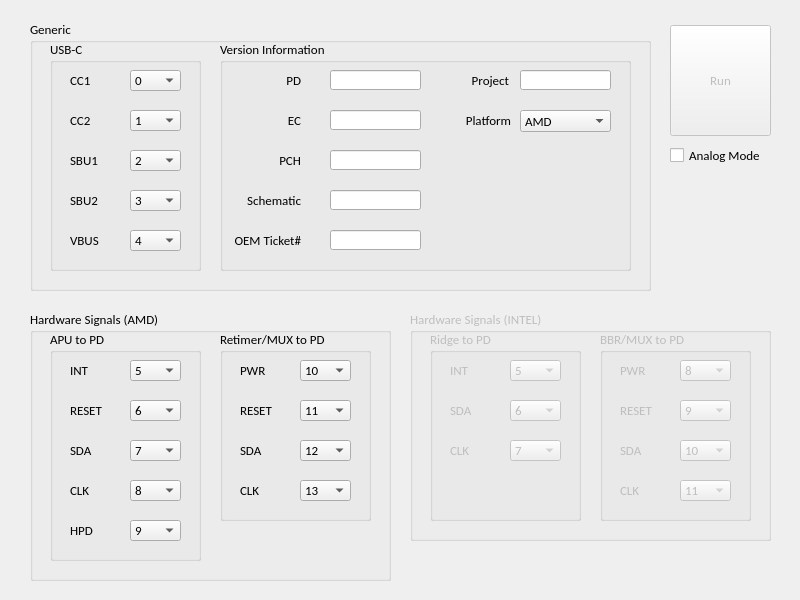
Old version of the form ui.ui in the repository IFTWTraven/py_automation_saleae.
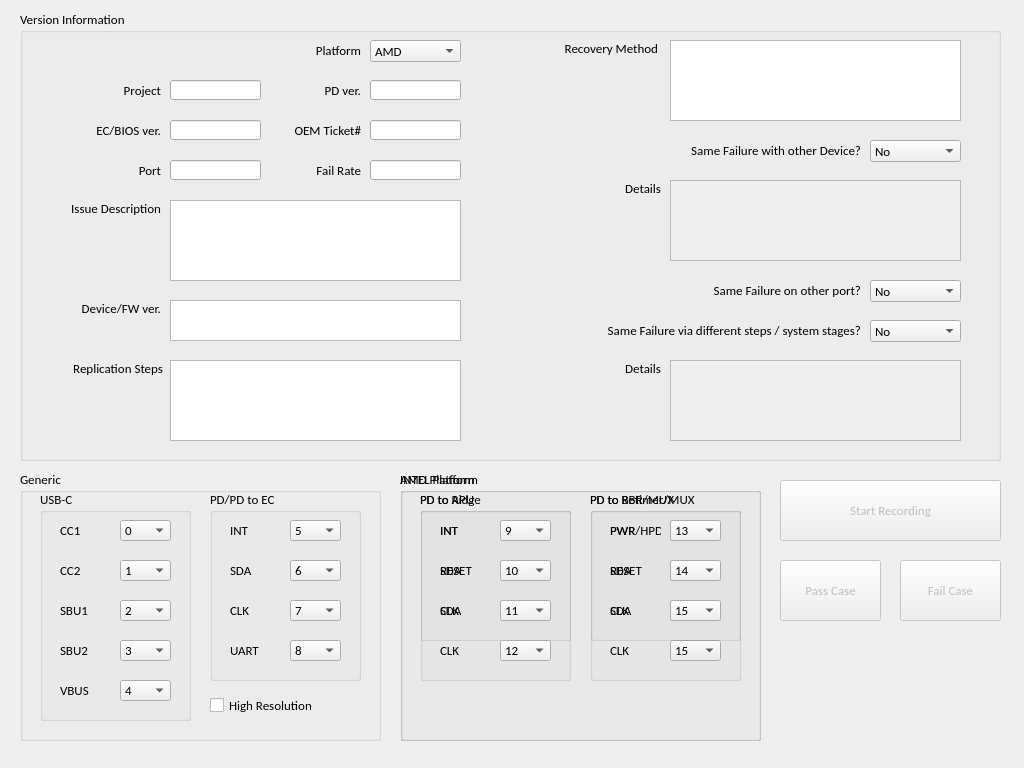
New version of the form. Icons and pictures are not drawn.

Diff of the .ui file:
```diff
--- a/ui.ui
+++ b/ui.ui
@@ -6,20 +6,20 @@
    <rect>
     <x>0</x>
     <y>0</y>
-    <width>800</width>
-    <height>600</height>
+    <width>1024</width>
+    <height>768</height>
    </rect>
   </property>
   <property name="minimumSize">
    <size>
-    <width>800</width>
-    <height>600</height>
+    <width>1024</width>
+    <height>768</height>
    </size>
   </property>
   <property name="maximumSize">
    <size>
-    <width>800</width>
-    <height>600</height>
+    <width>1024</width>
+    <height>768</height>
    </size>
   </property>
   <property name="font">
@@ -32,27 +32,26 @@
    <string>IFTW PD Logger v1.1</string>
   </property>
   <property name="windowIcon">
-   <iconset>
-    <normalon>:/img/docs/IFX_logo.ico</normalon>
-   </iconset>
+   <iconset resource="ui.qrc">
+    <normaloff>:/img/docs/IFX_logo.ico</normaloff>:/img/docs/IFX_logo.ico</iconset>
   </property>
   <property name="styleSheet">
    <string notr="true"/>
   </property>
   <widget class="QGroupBox" name="gB_INTEL">
    <property name="enabled">
-    <bool>false</bool>
+    <bool>true</bool>
    </property>
    <property name="geometry">
     <rect>
-     <x>410</x>
-     <y>310</y>
+     <x>400</x>
+     <y>470</y>
      <width>361</width>
-     <height>231</height>
+     <height>271</height>
     </rect>
    </property>
    <property name="title">
-    <string>Hardware Signals (INTEL)</string>
+    <string>INTEL Platform</string>
    </property>
    <widget class="QGroupBox" name="gB_Ridge">
     <property name="geometry">
@@ -60,11 +59,11 @@
       <x>20</x>
       <y>20</y>
       <width>151</width>
-      <height>191</height>
+      <height>151</height>
      </rect>
     </property>
     <property name="title">
-     <string>Ridge to PD</string>
+     <string>PD to Ridge</string>
     </property>
     <widget class="QComboBox" name="cB_RINT">
      <property name="geometry">
@@ -76,7 +75,7 @@
       </rect>
      </property>
      <property name="currentIndex">
-      <number>5</number>
+      <number>9</number>
      </property>
      <property name="maxVisibleItems">
       <number>16</number>
@@ -185,7 +184,7 @@
       </rect>
      </property>
      <property name="currentIndex">
-      <number>6</number>
+      <number>10</number>
      </property>
      <property name="maxVisibleItems">
       <number>16</number>
@@ -307,7 +306,7 @@
       </rect>
      </property>
      <property name="currentIndex">
-      <number>7</number>
+      <number>11</number>
      </property>
      <property name="maxVisibleItems">
       <number>16</number>
@@ -404,7 +403,7 @@
      </rect>
     </property>
     <property name="title">
-     <string>BBR/MUX to PD</string>
+     <string>PD to BBR/MUX</string>
     </property>
     <widget class="QComboBox" name="cB_BPWR">
      <property name="geometry">
@@ -416,7 +415,7 @@
       </rect>
      </property>
      <property name="currentIndex">
-      <number>8</number>
+      <number>12</number>
      </property>
      <property name="maxVisibleItems">
       <number>16</number>
@@ -525,7 +524,7 @@
       </rect>
      </property>
      <property name="currentIndex">
-      <number>9</number>
+      <number>13</number>
      </property>
      <property name="maxVisibleItems">
       <number>16</number>
@@ -634,7 +633,7 @@
       </rect>
      </property>
      <property name="currentIndex">
-      <number>10</number>
+      <number>14</number>
      </property>
      <property name="maxVisibleItems">
       <number>16</number>
@@ -756,7 +755,7 @@
       </rect>
      </property>
      <property name="currentIndex">
-      <number>11</number>
+      <number>15</number>
      </property>
      <property name="maxVisibleItems">
       <number>16</number>
@@ -847,14 +846,14 @@
   <widget class="QGroupBox" name="gB_AMD">
    <property name="geometry">
     <rect>
-     <x>30</x>
-     <y>310</y>
+     <x>400</x>
+     <y>470</y>
      <width>361</width>
      <height>271</height>
     </rect>
    </property>
    <property name="title">
-    <string>Hardware Signals (AMD)</string>
+    <string>AMD Platform</string>
    </property>
    <widget class="QGroupBox" name="gB_APU">
     <property name="geometry">
@@ -862,11 +861,11 @@
       <x>20</x>
       <y>20</y>
       <width>151</width>
-      <height>231</height>
+      <height>191</height>
      </rect>
     </property>
     <property name="title">
-     <string>APU to PD</string>
+     <string>PD to APU</string>
     </property>
     <widget class="QComboBox" name="cB_AINT">
      <property name="geometry">
@@ -878,7 +877,7 @@
       </rect>
      </property>
      <property name="currentIndex">
-      <number>5</number>
+      <number>9</number>
      </property>
      <property name="maxVisibleItems">
       <number>16</number>
@@ -987,7 +986,7 @@
       </rect>
      </property>
      <property name="currentIndex">
-      <number>6</number>
+      <number>10</number>
      </property>
      <property name="maxVisibleItems">
       <number>16</number>
@@ -1096,7 +1095,7 @@
       </rect>
      </property>
      <property name="currentIndex">
-      <number>7</number>
+      <number>11</number>
      </property>
      <property name="maxVisibleItems">
       <number>16</number>
@@ -1218,7 +1217,7 @@
       </rect>
      </property>
      <property name="currentIndex">
-      <number>8</number>
+      <number>12</number>
      </property>
      <property name="maxVisibleItems">
       <number>16</number>
@@ -1304,115 +1303,6 @@
       </property>
      </item>
     </widget>
-    <widget class="QComboBox" name="cB_AHPD">
-     <property name="geometry">
-      <rect>
-       <x>80</x>
-       <y>190</y>
-       <width>51</width>
-       <height>21</height>
-      </rect>
-     </property>
-     <property name="currentIndex">
-      <number>9</number>
-     </property>
-     <property name="maxVisibleItems">
-      <number>16</number>
-     </property>
-     <item>
-      <property name="text">
-       <string>0</string>
-      </property>
-     </item>
-     <item>
-      <property name="text">
-       <string>1</string>
-      </property>
-     </item>
-     <item>
-      <property name="text">
-       <string>2</string>
-      </property>
-     </item>
-     <item>
-      <property name="text">
-       <string>3</string>
-      </property>
-     </item>
-     <item>
-      <property name="text">
-       <string>4</string>
-      </property>
-     </item>
-     <item>
-      <property name="text">
-       <string>5</string>
-      </property>
-     </item>
-     <item>
-      <property name="text">
-       <string>6</string>
-      </property>
-     </item>
-     <item>
-      <property name="text">
-       <string>7</string>
-      </property>
-     </item>
-     <item>
-      <property name="text">
-       <string>8</string>
-      </property>
-     </item>
-     <item>
-      <property name="text">
-       <string>9</string>
-      </property>
-     </item>
-     <item>
-      <property name="text">
-       <string>10</string>
-      </property>
-     </item>
-     <item>
-      <property name="text">
-       <string>11</string>
-      </property>
-     </item>
-     <item>
-      <property name="text">
-       <string>12</string>
-      </property>
-     </item>
-     <item>
-      <property name="text">
-       <string>13</string>
-      </property>
-     </item>
-     <item>
-      <property name="text">
-       <string>14</string>
-      </property>
-     </item>
-     <item>
-      <property name="text">
-       <string>15</string>
-      </property>
-     </item>
-    </widget>
-    <widget class="QLabel" name="label_AHPD">
-     <property name="geometry">
-      <rect>
-       <x>20</x>
-       <y>190</y>
-       <width>51</width>
-       <height>21</height>
-      </rect>
-     </property>
-     <property name="text">
-      <string>HPD</string>
-     </property>
-    </widget>
    </widget>
    <widget class="QGroupBox" name="gB_Retimer">
     <property name="geometry">
@@ -1420,11 +1310,11 @@
       <x>190</x>
       <y>20</y>
       <width>151</width>
-      <height>191</height>
+      <height>151</height>
      </rect>
     </property>
     <property name="title">
-     <string>Retimer/MUX to PD</string>
+     <string>PD to Retimer/MUX</string>
     </property>
     <widget class="QComboBox" name="cB_MPWR">
      <property name="geometry">
@@ -1436,7 +1326,7 @@
       </rect>
      </property>
      <property name="currentIndex">
-      <number>10</number>
+      <number>13</number>
      </property>
      <property name="maxVisibleItems">
       <number>16</number>
@@ -1532,129 +1422,20 @@
       </rect>
      </property>
      <property name="text">
-      <string>PWR</string>
-     </property>
-    </widget>
-    <widget class="QComboBox" name="cB_MRST">
-     <property name="geometry">
-      <rect>
-       <x>80</x>
-       <y>70</y>
-       <width>51</width>
-       <height>21</height>
-      </rect>
-     </property>
-     <property name="currentIndex">
-      <number>11</number>
-     </property>
-     <property name="maxVisibleItems">
-      <number>16</number>
-     </property>
-     <item>
-      <property name="text">
-       <string>0</string>
-      </property>
-     </item>
-     <item>
-      <property name="text">
-       <string>1</string>
-      </property>
-     </item>
-     <item>
-      <property name="text">
-       <string>2</string>
-      </property>
-     </item>
-     <item>
-      <property name="text">
-       <string>3</string>
-      </property>
-     </item>
-     <item>
-      <property name="text">
-       <string>4</string>
-      </property>
-     </item>
-     <item>
-      <property name="text">
-       <string>5</string>
-      </property>
-     </item>
-     <item>
-      <property name="text">
-       <string>6</string>
-      </property>
-     </item>
-     <item>
-      <property name="text">
-       <string>7</string>
-      </property>
-     </item>
-     <item>
-      <property name="text">
-       <string>8</string>
-      </property>
-     </item>
-     <item>
-      <property name="text">
-       <string>9</string>
-      </property>
-     </item>
-     <item>
-      <property name="text">
-       <string>10</string>
-      </property>
-     </item>
-     <item>
-      <property name="text">
-       <string>11</string>
-      </property>
-     </item>
-     <item>
-      <property name="text">
-       <string>12</string>
-      </property>
-     </item>
-     <item>
-      <property name="text">
-       <string>13</string>
-      </property>
-     </item>
-     <item>
-      <property name="text">
-       <string>14</string>
-      </property>
-     </item>
-     <item>
-      <property name="text">
-       <string>15</string>
-      </property>
-     </item>
-    </widget>
-    <widget class="QLabel" name="label_MRST">
-     <property name="geometry">
-      <rect>
-       <x>20</x>
-       <y>70</y>
-       <width>51</width>
-       <height>21</height>
-      </rect>
-     </property>
-     <property name="text">
-      <string>RESET</string>
+      <string>PWR/HPD</string>
      </property>
     </widget>
     <widget class="QComboBox" name="cB_MSDA">
      <property name="geometry">
       <rect>
        <x>80</x>
-       <y>110</y>
+       <y>70</y>
        <width>51</width>
        <height>21</height>
       </rect>
      </property>
      <property name="currentIndex">
-      <number>12</number>
+      <number>14</number>
      </property>
      <property name="maxVisibleItems">
       <number>16</number>
@@ -1744,7 +1525,7 @@
      <property name="geometry">
       <rect>
        <x>20</x>
-       <y>110</y>
+       <y>70</y>
        <width>51</width>
        <height>21</height>
       </rect>
@@ -1757,7 +1538,7 @@
      <property name="geometry">
       <rect>
        <x>20</x>
-       <y>150</y>
+       <y>110</y>
        <width>51</width>
        <height>21</height>
       </rect>
@@ -1770,13 +1551,13 @@
      <property name="geometry">
       <rect>
        <x>80</x>
-       <y>150</y>
+       <y>110</y>
        <width>51</width>
        <height>21</height>
       </rect>
      </property>
      <property name="currentIndex">
-      <number>13</number>
+      <number>15</number>
      </property>
      <property name="maxVisibleItems">
       <number>16</number>
@@ -1867,9 +1648,9 @@
   <widget class="QGroupBox" name="gB_Generic">
    <property name="geometry">
     <rect>
-     <x>30</x>
-     <y>20</y>
-     <width>621</width>
+     <x>20</x>
+     <y>470</y>
+     <width>361</width>
      <height>271</height>
     </rect>
    </property>
@@ -2431,216 +2212,467 @@
      </item>
     </widget>
    </widget>
-   <widget class="QGroupBox" name="gB_Info">
+   <widget class="QGroupBox" name="gB_PDEC">
     <property name="geometry">
      <rect>
       <x>190</x>
       <y>20</y>
-      <width>411</width>
-      <height>231</height>
+      <width>151</width>
+      <height>191</height>
      </rect>
     </property>
     <property name="title">
-     <string>Version Information</string>
+     <string>PD/PD to EC</string>
     </property>
-    <widget class="QLabel" name="label_PDver">
+    <widget class="QComboBox" name="cB_ECINT">
      <property name="geometry">
       <rect>
-       <x>0</x>
+       <x>80</x>
        <y>30</y>
-       <width>81</width>
+       <width>51</width>
        <height>21</height>
       </rect>
      </property>
-     <property name="text">
-      <string>PD</string>
+     <property name="currentIndex">
+      <number>5</number>
      </property>
-     <property name="alignment">
-      <set>Qt::AlignRight|Qt::AlignTrailing|Qt::AlignVCenter</set>
+     <property name="maxVisibleItems">
+      <number>16</number>
      </property>
+     <item>
+      <property name="text">
+       <string>0</string>
+      </property>
+     </item>
+     <item>
+      <property name="text">
+       <string>1</string>
+      </property>
+     </item>
+     <item>
+      <property name="text">
+       <string>2</string>
+      </property>
+     </item>
+     <item>
+      <property name="text">
+       <string>3</string>
+      </property>
+     </item>
+     <item>
+      <property name="text">
+       <string>4</string>
+      </property>
+     </item>
+     <item>
+      <property name="text">
+       <string>5</string>
+      </property>
+     </item>
+     <item>
+      <property name="text">
+       <string>6</string>
+      </property>
+     </item>
+     <item>
+      <property name="text">
+       <string>7</string>
+      </property>
+     </item>
+     <item>
+      <property name="text">
+       <string>8</string>
+      </property>
+     </item>
+     <item>
+      <property name="text">
+       <string>9</string>
+      </property>
+     </item>
+     <item>
+      <property name="text">
+       <string>10</string>
+      </property>
+     </item>
+     <item>
+      <property name="text">
+       <string>11</string>
+      </property>
+     </item>
+     <item>
+      <property name="text">
+       <string>12</string>
+      </property>
+     </item>
+     <item>
+      <property name="text">
+       <string>13</string>
+      </property>
+     </item>
+     <item>
+      <property name="text">
+       <string>14</string>
+      </property>
+     </item>
+     <item>
+      <property name="text">
+       <string>15</string>
+      </property>
+     </item>
     </widget>
-    <widget class="QLabel" name="label_ECver">
+    <widget class="QLabel" name="label_ECINT">
      <property name="geometry">
       <rect>
-       <x>0</x>
-       <y>70</y>
-       <width>81</width>
+       <x>20</x>
+       <y>30</y>
+       <width>51</width>
        <height>21</height>
       </rect>
      </property>
      <property name="text">
-      <string>EC</string>
+      <string>INT</string>
      </property>
-     <property name="alignment">
-      <set>Qt::AlignRight|Qt::AlignTrailing|Qt::AlignVCenter</set>
-     </property>
     </widget>
-    <widget class="QLabel" name="label_HWver">
+    <widget class="QComboBox" name="cB_ECSDA">
      <property name="geometry">
       <rect>
-       <x>0</x>
-       <y>150</y>
-       <width>81</width>
+       <x>80</x>
+       <y>70</y>
+       <width>51</width>
        <height>21</height>
       </rect>
      </property>
-     <property name="text">
-      <string>Schematic</string>
+     <property name="currentIndex">
+      <number>6</number>
      </property>
-     <property name="alignment">
-      <set>Qt::AlignRight|Qt::AlignTrailing|Qt::AlignVCenter</set>
+     <property name="maxVisibleItems">
+      <number>16</number>
      </property>
+     <item>
+      <property name="text">
+       <string>0</string>
+      </property>
+     </item>
+     <item>
+      <property name="text">
+       <string>1</string>
+      </property>
+     </item>
+     <item>
+      <property name="text">
+       <string>2</string>
+      </property>
+     </item>
+     <item>
+      <property name="text">
+       <string>3</string>
+      </property>
+     </item>
+     <item>
+      <property name="text">
+       <string>4</string>
+      </property>
+     </item>
+     <item>
+      <property name="text">
+       <string>5</string>
+      </property>
+     </item>
+     <item>
+      <property name="text">
+       <string>6</string>
+      </property>
+     </item>
+     <item>
+      <property name="text">
+       <string>7</string>
+      </property>
+     </item>
+     <item>
+      <property name="text">
+       <string>8</string>
+      </property>
+     </item>
+     <item>
+      <property name="text">
+       <string>9</string>
+      </property>
+     </item>
+     <item>
+      <property name="text">
+       <string>10</string>
+      </property>
+     </item>
+     <item>
+      <property name="text">
+       <string>11</string>
+      </property>
+     </item>
+     <item>
+      <property name="text">
+       <string>12</string>
+      </property>
+     </item>
+     <item>
+      <property name="text">
+       <string>13</string>
+      </property>
+     </item>
+     <item>
+      <property name="text">
+       <string>14</string>
+      </property>
+     </item>
+     <item>
+      <property name="text">
+       <string>15</string>
+      </property>
+     </item>
     </widget>
-    <widget class="QLabel" name="label_PCHver">
+    <widget class="QLabel" name="label_ECSDA">
      <property name="geometry">
       <rect>
-       <x>0</x>
-       <y>110</y>
-       <width>81</width>
+       <x>20</x>
+       <y>70</y>
+       <width>51</width>
        <height>21</height>
       </rect>
      </property>
      <property name="text">
-      <string>PCH</string>
+      <string>SDA</string>
      </property>
-     <property name="alignment">
-      <set>Qt::AlignRight|Qt::AlignTrailing|Qt::AlignVCenter</set>
-     </property>
     </widget>
-    <widget class="QLabel" name="label_Ticket">
+    <widget class="QComboBox" name="cB_ECCLK">
      <property name="geometry">
       <rect>
-       <x>0</x>
-       <y>190</y>
-       <width>81</width>
+       <x>80</x>
+       <y>110</y>
+       <width>51</width>
        <height>21</height>
       </rect>
      </property>
-     <property name="text">
-      <string>OEM Ticket#</string>
+     <property name="currentIndex">
+      <number>7</number>
      </property>
-     <property name="alignment">
-      <set>Qt::AlignRight|Qt::AlignTrailing|Qt::AlignVCenter</set>
+     <property name="maxVisibleItems">
+      <number>16</number>
      </property>
+     <item>
+      <property name="text">
+       <string>0</string>
+      </property>
+     </item>
+     <item>
+      <property name="text">
+       <string>1</string>
+      </property>
+     </item>
+     <item>
+      <property name="text">
+       <string>2</string>
+      </property>
+     </item>
+     <item>
+      <property name="text">
+       <string>3</string>
+      </property>
+     </item>
+     <item>
+      <property name="text">
+       <string>4</string>
+      </property>
+     </item>
+     <item>
+      <property name="text">
+       <string>5</string>
+      </property>
+     </item>
+     <item>
+      <property name="text">
+       <string>6</string>
+      </property>
+     </item>
+     <item>
+      <property name="text">
+       <string>7</string>
+      </property>
+     </item>
+     <item>
+      <property name="text">
+       <string>8</string>
+      </property>
+     </item>
+     <item>
+      <property name="text">
+       <string>9</string>
+      </property>
+     </item>
+     <item>
+      <property name="text">
+       <string>10</string>
+      </property>
+     </item>
+     <item>
+      <property name="text">
+       <string>11</string>
+      </property>
+     </item>
+     <item>
+      <property name="text">
+       <string>12</string>
+      </property>
+     </item>
+     <item>
+      <property name="text">
+       <string>13</string>
+      </property>
+     </item>
+     <item>
+      <property name="text">
+       <string>14</string>
+      </property>
+     </item>
+     <item>
+      <property name="text">
+       <string>15</string>
+      </property>
+     </item>
     </widget>
-    <widget class="QLabel" name="label_Project">
+    <widget class="QLabel" name="label_ECCLK">
      <property name="geometry">
       <rect>
-       <x>208</x>
-       <y>30</y>
-       <width>81</width>
+       <x>20</x>
+       <y>110</y>
+       <width>51</width>
        <height>21</height>
       </rect>
      </property>
      <property name="text">
-      <string>Project</string>
+      <string>CLK</string>
      </property>
-     <property name="alignment">
-      <set>Qt::AlignRight|Qt::AlignTrailing|Qt::AlignVCenter</set>
-     </property>
     </widget>
-    <widget class="QLabel" name="label_Platform">
+    <widget class="QComboBox" name="cB_PDUART">
      <property name="geometry">
       <rect>
-       <x>210</x>
-       <y>70</y>
-       <width>81</width>
+       <x>80</x>
+       <y>150</y>
+       <width>51</width>
        <height>21</height>
       </rect>
      </property>
-     <property name="text">
-      <string>Platform</string>
+     <property name="currentIndex">
+      <number>8</number>
      </property>
-     <property name="alignment">
-      <set>Qt::AlignRight|Qt::AlignTrailing|Qt::AlignVCenter</set>
-     </property>
-    </widget>
-    <widget class="QComboBox" name="cB_Platform">
-     <property name="geometry">
-      <rect>
-       <x>300</x>
-       <y>70</y>
-       <width>91</width>
-       <height>22</height>
-      </rect>
-     </property>
      <property name="maxVisibleItems">
-      <number>2</number>
+      <number>16</number>
      </property>
-     <property name="maxCount">
-      <number>2</number>
-     </property>
      <item>
       <property name="text">
-       <string>AMD</string>
+       <string>0</string>
       </property>
      </item>
      <item>
       <property name="text">
-       <string>INTEL</string>
+       <string>1</string>
       </property>
      </item>
+     <item>
+      <property name="text">
+       <string>2</string>
+      </property>
+     </item>
+     <item>
+      <property name="text">
+       <string>3</string>
+      </property>
+     </item>
+     <item>
+      <property name="text">
+       <string>4</string>
+      </property>
+     </item>
+     <item>
+      <property name="text">
+       <string>5</string>
+      </property>
+     </item>
+     <item>
+      <property name="text">
+       <string>6</string>
+      </property>
+     </item>
+     <item>
+      <property name="text">
+       <string>7</string>
+      </property>
+     </item>
+     <item>
+      <property name="text">
+       <string>8</string>
+      </property>
+     </item>
+     <item>
+      <property name="text">
+       <string>9</string>
+      </property>
+     </item>
+     <item>
+      <property name="text">
+       <string>10</string>
+      </property>
+     </item>
+     <item>
+      <property name="text">
+       <string>11</string>
+      </property>
+     </item>
+     <item>
+      <property name="text">
+       <string>12</string>
+      </property>
+     </item>
+     <item>
+      <property name="text">
+       <string>13</string>
+      </property>
+     </item>
+     <item>
+      <property name="text">
+       <string>14</string>
+      </property>
+     </item>
+     <item>
+      <property name="text">
+       <string>15</string>
+      </property>
+     </item>
     </widget>
-    <widget class="QLineEdit" name="lineE_PDver">
+    <widget class="QLabel" name="label_PDUART">
      <property name="geometry">
       <rect>
-       <x>110</x>
-       <y>30</y>
-       <width>91</width>
-       <height>20</height>
-      </rect>
-     </property>
-    </widget>
-    <widget class="QLineEdit" name="lineE_ECver">
-     <property name="geometry">
-      <rect>
-       <x>110</x>
-       <y>70</y>
-       <width>91</width>
-       <height>20</height>
-      </rect>
-     </property>
-    </widget>
-    <widget class="QLineEdit" name="lineE_PCHver">
-     <property name="geometry">
-      <rect>
-       <x>110</x>
-       <y>110</y>
-       <width>91</width>
-       <height>20</height>
-      </rect>
-     </property>
-    </widget>
-    <widget class="QLineEdit" name="lineE_HWver">
-     <property name="geometry">
-      <rect>
-       <x>110</x>
+       <x>20</x>
        <y>150</y>
-       <width>91</width>
-       <height>20</height>
+       <width>51</width>
+       <height>21</height>
       </rect>
      </property>
-    </widget>
-    <widget class="QLineEdit" name="lineE_Ticket">
-     <property name="geometry">
-      <rect>
-       <x>110</x>
-       <y>190</y>
-       <width>91</width>
-       <height>20</height>
-      </rect>
+     <property name="text">
+      <string>UART</string>
      </property>
     </widget>
-    <widget class="QLineEdit" name="lineE_Project">
-     <property name="geometry">
-      <rect>
-       <x>300</x>
-       <y>30</y>
-       <width>91</width>
-       <height>20</height>
-      </rect>
-     </property>
-    </widget>
+   </widget>
+   <widget class="QCheckBox" name="chkB_HighRes">
+    <property name="geometry">
+     <rect>
+      <x>190</x>
+      <y>220</y>
+      <width>151</width>
+      <height>31</height>
+     </rect>
+    </property>
+    <property name="text">
+     <string>High Resolution</string>
+    </property>
    </widget>
   </widget>
   <widget class="QPushButton" name="pB_Run">
@@ -2649,46 +2681,624 @@
    </property>
    <property name="geometry">
     <rect>
-     <x>670</x>
-     <y>25</y>
-     <width>101</width>
-     <height>111</height>
+     <x>780</x>
+     <y>480</y>
+     <width>221</width>
+     <height>61</height>
     </rect>
    </property>
    <property name="text">
-    <string>Run</string>
+    <string>Start Recording</string>
    </property>
   </widget>
   <widget class="QLabel" name="label_logo">
    <property name="geometry">
     <rect>
-     <x>670</x>
-     <y>230</y>
-     <width>101</width>
-     <height>61</height>
+     <x>780</x>
+     <y>640</y>
+     <width>221</width>
+     <height>101</height>
     </rect>
    </property>
    <property name="text">
     <string/>
    </property>
    <property name="pixmap">
-    <pixmap resource="ui_rc.qrc">:/img/docs/IFX_logo.png</pixmap>
+    <pixmap resource="ui.qrc">:/img/docs/IFX_logo.png</pixmap>
    </property>
    <property name="scaledContents">
     <bool>true</bool>
    </property>
   </widget>
-  <widget class="QCheckBox" name="chkB_analog">
+  <widget class="QGroupBox" name="gB_Info">
    <property name="geometry">
     <rect>
-     <x>670</x>
-     <y>140</y>
+     <x>20</x>
+     <y>10</y>
+     <width>981</width>
+     <height>451</height>
+    </rect>
+   </property>
+   <property name="focusPolicy">
+    <enum>Qt::TabFocus</enum>
+   </property>
+   <property name="title">
+    <string>Version Information</string>
+   </property>
+   <widget class="QLabel" name="label_Project">
+    <property name="geometry">
+     <rect>
+      <x>20</x>
+      <y>70</y>
+      <width>121</width>
+      <height>21</height>
+     </rect>
+    </property>
+    <property name="text">
+     <string>Project</string>
+    </property>
+    <property name="alignment">
+     <set>Qt::AlignRight|Qt::AlignTrailing|Qt::AlignVCenter</set>
+    </property>
+   </widget>
+   <widget class="QLabel" name="label_PDver">
+    <property name="geometry">
+     <rect>
+      <x>250</x>
+      <y>70</y>
+      <width>91</width>
+      <height>21</height>
+     </rect>
+    </property>
+    <property name="text">
+     <string>PD ver.</string>
+    </property>
+    <property name="alignment">
+     <set>Qt::AlignRight|Qt::AlignTrailing|Qt::AlignVCenter</set>
+    </property>
+   </widget>
+   <widget class="QLabel" name="label_Ticket">
+    <property name="geometry">
+     <rect>
+      <x>250</x>
+      <y>110</y>
+      <width>91</width>
+      <height>21</height>
+     </rect>
+    </property>
+    <property name="text">
+     <string>OEM Ticket#</string>
+    </property>
+    <property name="alignment">
+     <set>Qt::AlignRight|Qt::AlignTrailing|Qt::AlignVCenter</set>
+    </property>
+   </widget>
+   <widget class="QLabel" name="label_ECver">
+    <property name="geometry">
+     <rect>
+      <x>20</x>
+      <y>110</y>
+      <width>121</width>
+      <height>21</height>
+     </rect>
+    </property>
+    <property name="text">
+     <string>EC/BIOS ver.</string>
+    </property>
+    <property name="alignment">
+     <set>Qt::AlignRight|Qt::AlignTrailing|Qt::AlignVCenter</set>
+    </property>
+   </widget>
+   <widget class="QLabel" name="label_Port">
+    <property name="geometry">
+     <rect>
+      <x>60</x>
+      <y>150</y>
+      <width>81</width>
+      <height>21</height>
+     </rect>
+    </property>
+    <property name="text">
+     <string>Port</string>
+    </property>
+    <property name="alignment">
+     <set>Qt::AlignRight|Qt::AlignTrailing|Qt::AlignVCenter</set>
+    </property>
+   </widget>
+   <widget class="QLabel" name="label_Platform">
+    <property name="geometry">
+     <rect>
+      <x>260</x>
+      <y>30</y>
+      <width>81</width>
+      <height>21</height>
+     </rect>
+    </property>
+    <property name="text">
+     <string>Platform</string>
+    </property>
+    <property name="alignment">
+     <set>Qt::AlignRight|Qt::AlignTrailing|Qt::AlignVCenter</set>
+    </property>
+   </widget>
+   <widget class="QComboBox" name="cB_Platform">
+    <property name="geometry">
+     <rect>
+      <x>350</x>
+      <y>30</y>
+      <width>91</width>
+      <height>22</height>
+     </rect>
+    </property>
+    <property name="maxVisibleItems">
+     <number>2</number>
+    </property>
+    <property name="maxCount">
+     <number>2</number>
+    </property>
+    <item>
+     <property name="text">
+      <string>AMD</string>
+     </property>
+    </item>
+    <item>
+     <property name="text">
+      <string>INTEL</string>
+     </property>
+    </item>
+   </widget>
+   <widget class="QLineEdit" name="lineE_Project">
+    <property name="geometry">
+     <rect>
+      <x>150</x>
+      <y>70</y>
+      <width>91</width>
+      <height>20</height>
+     </rect>
+    </property>
+   </widget>
+   <widget class="QLineEdit" name="lineE_PDver">
+    <property name="geometry">
+     <rect>
+      <x>350</x>
+      <y>70</y>
+      <width>91</width>
+      <height>20</height>
+     </rect>
+    </property>
+   </widget>
+   <widget class="QLineEdit" name="lineE_ECver">
+    <property name="geometry">
+     <rect>
+      <x>150</x>
+      <y>110</y>
+      <width>91</width>
+      <height>20</height>
+     </rect>
+    </property>
+   </widget>
+   <widget class="QLineEdit" name="lineE_Ticket">
+    <property name="geometry">
+     <rect>
+      <x>350</x>
+      <y>110</y>
+      <width>91</width>
+      <height>20</height>
+     </rect>
+    </property>
+   </widget>
+   <widget class="QLineEdit" name="lineE_Port">
+    <property name="geometry">
+     <rect>
+      <x>150</x>
+      <y>150</y>
+      <width>91</width>
+      <height>20</height>
+     </rect>
+    </property>
+   </widget>
+   <widget class="QLabel" name="label_FR">
+    <property name="geometry">
+     <rect>
+      <x>250</x>
+      <y>150</y>
+      <width>91</width>
+      <height>21</height>
+     </rect>
+    </property>
+    <property name="text">
+     <string>Fail Rate</string>
+    </property>
+    <property name="alignment">
+     <set>Qt::AlignRight|Qt::AlignTrailing|Qt::AlignVCenter</set>
+    </property>
+   </widget>
+   <widget class="QLineEdit" name="lineE_FR">
+    <property name="geometry">
+     <rect>
+      <x>350</x>
+      <y>150</y>
+      <width>91</width>
+      <height>20</height>
+     </rect>
+    </property>
+   </widget>
+   <widget class="QTextEdit" name="textE_Issue">
+    <property name="geometry">
+     <rect>
+      <x>150</x>
+      <y>190</y>
+      <width>291</width>
+      <height>81</height>
+     </rect>
+    </property>
+    <property name="acceptDrops">
+     <bool>false</bool>
+    </property>
+    <property name="tabChangesFocus">
+     <bool>true</bool>
+    </property>
+    <property name="acceptRichText">
+     <bool>false</bool>
+    </property>
+   </widget>
+   <widget class="QLabel" name="label_Issue">
+    <property name="geometry">
+     <rect>
+      <x>10</x>
+      <y>190</y>
+      <width>131</width>
+      <height>61</height>
+     </rect>
+    </property>
+    <property name="text">
+     <string>Issue Description</string>
+    </property>
+    <property name="alignment">
+     <set>Qt::AlignRight|Qt::AlignTop|Qt::AlignTrailing</set>
+    </property>
+    <property name="wordWrap">
+     <bool>true</bool>
+    </property>
+   </widget>
+   <widget class="QLabel" name="label_Device">
+    <property name="geometry">
+     <rect>
+      <x>10</x>
+      <y>290</y>
+      <width>131</width>
+      <height>31</height>
+     </rect>
+    </property>
+    <property name="text">
+     <string>Device/FW ver.</string>
+    </property>
+    <property name="alignment">
+     <set>Qt::AlignRight|Qt::AlignTop|Qt::AlignTrailing</set>
+    </property>
+    <property name="wordWrap">
+     <bool>true</bool>
+    </property>
+   </widget>
+   <widget class="QTextEdit" name="textE_Device">
+    <property name="geometry">
+     <rect>
+      <x>150</x>
+      <y>290</y>
+      <width>291</width>
+      <height>41</height>
+     </rect>
+    </property>
+    <property name="tabChangesFocus">
+     <bool>true</bool>
+    </property>
+   </widget>
+   <widget class="QLabel" name="label_Replication">
+    <property name="geometry">
+     <rect>
+      <x>12</x>
+      <y>350</y>
+      <width>131</width>
+      <height>61</height>
+     </rect>
+    </property>
+    <property name="text">
+     <string>Replication Steps</string>
+    </property>
+    <property name="alignment">
+     <set>Qt::AlignRight|Qt::AlignTop|Qt::AlignTrailing</set>
+    </property>
+    <property name="wordWrap">
+     <bool>true</bool>
+    </property>
+   </widget>
+   <widget class="QTextEdit" name="textE_Replication">
+    <property name="geometry">
+     <rect>
+      <x>150</x>
+      <y>350</y>
+      <width>291</width>
+      <height>81</height>
+     </rect>
+    </property>
+    <property name="tabChangesFocus">
+     <bool>true</bool>
+    </property>
+   </widget>
+   <widget class="QTextEdit" name="textE_Recovery">
+    <property name="geometry">
+     <rect>
+      <x>650</x>
+      <y>30</y>
+      <width>291</width>
+      <height>81</height>
+     </rect>
+    </property>
+    <property name="tabChangesFocus">
+     <bool>true</bool>
+    </property>
+   </widget>
+   <widget class="QLabel" name="label_Recovery">
+    <property name="geometry">
+     <rect>
+      <x>460</x>
+      <y>30</y>
+      <width>181</width>
+      <height>61</height>
+     </rect>
+    </property>
+    <property name="text">
+     <string>Recovery Method </string>
+    </property>
+    <property name="alignment">
+     <set>Qt::AlignRight|Qt::AlignTop|Qt::AlignTrailing</set>
+    </property>
+    <property name="wordWrap">
+     <bool>true</bool>
+    </property>
+   </widget>
+   <widget class="QComboBox" name="cB_OtherDevSel">
+    <property name="geometry">
+     <rect>
+      <x>850</x>
+      <y>130</y>
+      <width>91</width>
+      <height>22</height>
+     </rect>
+    </property>
+    <property name="focusPolicy">
+     <enum>Qt::WheelFocus</enum>
+    </property>
+    <property name="currentIndex">
+     <number>0</number>
+    </property>
+    <property name="maxVisibleItems">
+     <number>2</number>
+    </property>
+    <property name="maxCount">
+     <number>2</number>
+    </property>
+    <property name="frame">
+     <bool>true</bool>
+    </property>
+    <item>
+     <property name="text">
+      <string>No</string>
+     </property>
+    </item>
+    <item>
+     <property name="text">
+      <string>Yes</string>
+     </property>
+    </item>
+   </widget>
+   <widget class="QLabel" name="label_SameFailSel">
+    <property name="geometry">
+     <rect>
+      <x>460</x>
+      <y>130</y>
+      <width>381</width>
+      <height>21</height>
+     </rect>
+    </property>
+    <property name="text">
+     <string>Same Failure with other Device?</string>
+    </property>
+    <property name="alignment">
+     <set>Qt::AlignRight|Qt::AlignTrailing|Qt::AlignVCenter</set>
+    </property>
+   </widget>
+   <widget class="QTextEdit" name="textE_OtherDev">
+    <property name="enabled">
+     <bool>false</bool>
+    </property>
+    <property name="geometry">
+     <rect>
+      <x>650</x>
+      <y>170</y>
+      <width>291</width>
+      <height>81</height>
+     </rect>
+    </property>
+    <property name="tabChangesFocus">
+     <bool>true</bool>
+    </property>
+   </widget>
+   <widget class="QLabel" name="label_SameFail">
+    <property name="geometry">
+     <rect>
+      <x>460</x>
+      <y>170</y>
+      <width>181</width>
+      <height>71</height>
+     </rect>
+    </property>
+    <property name="text">
+     <string>Details</string>
+    </property>
+    <property name="alignment">
+     <set>Qt::AlignRight|Qt::AlignTop|Qt::AlignTrailing</set>
+    </property>
+    <property name="wordWrap">
+     <bool>true</bool>
+    </property>
+   </widget>
+   <widget class="QLabel" name="label_OtherPort">
+    <property name="geometry">
+     <rect>
+      <x>460</x>
+      <y>270</y>
+      <width>381</width>
+      <height>21</height>
+     </rect>
+    </property>
+    <property name="text">
+     <string>Same Failure on other port?</string>
+    </property>
+    <property name="alignment">
+     <set>Qt::AlignRight|Qt::AlignTrailing|Qt::AlignVCenter</set>
+    </property>
+   </widget>
+   <widget class="QComboBox" name="cB_DiffStepSel">
+    <property name="geometry">
+     <rect>
+      <x>850</x>
+      <y>310</y>
+      <width>91</width>
+      <height>22</height>
+     </rect>
+    </property>
+    <property name="currentIndex">
+     <number>0</number>
+    </property>
+    <property name="maxVisibleItems">
+     <number>2</number>
+    </property>
+    <property name="maxCount">
+     <number>2</number>
+    </property>
+    <item>
+     <property name="text">
+      <string>No</string>
+     </property>
+    </item>
+    <item>
+     <property name="text">
+      <string>Yes</string>
+     </property>
+    </item>
+   </widget>
+   <widget class="QLabel" name="label_DiffStepSel">
+    <property name="geometry">
+     <rect>
+      <x>460</x>
+      <y>310</y>
+      <width>381</width>
+      <height>21</height>
+     </rect>
+    </property>
+    <property name="text">
+     <string>Same Failure via different steps / system stages?</string>
+    </property>
+    <property name="alignment">
+     <set>Qt::AlignRight|Qt::AlignTrailing|Qt::AlignVCenter</set>
+    </property>
+   </widget>
+   <widget class="QComboBox" name="cB_OtherPortSel">
+    <property name="geometry">
+     <rect>
+      <x>850</x>
+      <y>270</y>
+      <width>91</width>
+      <height>22</height>
+     </rect>
+    </property>
+    <property name="currentIndex">
+     <number>0</number>
+    </property>
+    <property name="maxVisibleItems">
+     <number>2</number>
+    </property>
+    <property name="maxCount">
+     <number>2</number>
+    </property>
+    <item>
+     <property name="text">
+      <string>No</string>
+     </property>
+    </item>
+    <item>
+     <property name="text">
+      <string>Yes</string>
+     </property>
+    </item>
+   </widget>
+   <widget class="QTextEdit" name="textE_DiffStep">
+    <property name="enabled">
+     <bool>false</bool>
+    </property>
+    <property name="geometry">
+     <rect>
+      <x>650</x>
+      <y>350</y>
+      <width>291</width>
+      <height>81</height>
+     </rect>
+    </property>
+    <property name="tabChangesFocus">
+     <bool>true</bool>
+    </property>
+   </widget>
+   <widget class="QLabel" name="label_DiffStep">
+    <property name="geometry">
+     <rect>
+      <x>460</x>
+      <y>350</y>
+      <width>181</width>
+      <height>71</height>
+     </rect>
+    </property>
+    <property name="text">
+     <string>Details</string>
+    </property>
+    <property name="alignment">
+     <set>Qt::AlignRight|Qt::AlignTop|Qt::AlignTrailing</set>
+    </property>
+    <property name="wordWrap">
+     <bool>true</bool>
+    </property>
+   </widget>
+  </widget>
+  <widget class="QPushButton" name="pB_Pass">
+   <property name="enabled">
+    <bool>false</bool>
+   </property>
+   <property name="geometry">
+    <rect>
+     <x>780</x>
+     <y>560</y>
      <width>101</width>
-     <height>31</height>
+     <height>61</height>
     </rect>
    </property>
    <property name="text">
-    <string>Analog Mode</string>
+    <string>Pass Case</string>
+   </property>
+  </widget>
+  <widget class="QPushButton" name="pB_Fail">
+   <property name="enabled">
+    <bool>false</bool>
+   </property>
+   <property name="geometry">
+    <rect>
+     <x>900</x>
+     <y>560</y>
+     <width>101</width>
+     <height>61</height>
+    </rect>
+   </property>
+   <property name="text">
+    <string>Fail Case</string>
    </property>
   </widget>
  </widget>
```
Left out of the diff: 2 changed lines with no effect on the pictures.
